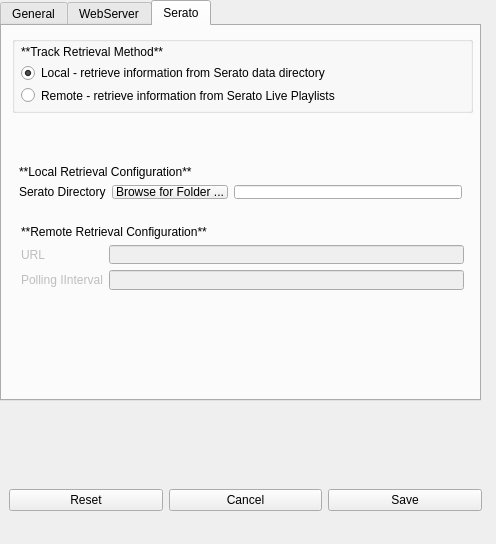
Old version of the form nowplaying/resources/settings.ui in the repository whatsnowplaying/whats-now-playing.
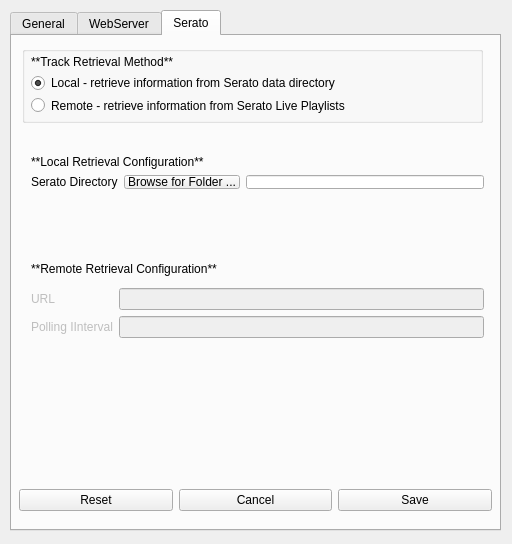
New version of the form. The open tabs and pages were chosen to show the change. Icons and pictures are not drawn.

Commit message: fixup! Revamp UI Handling

Diff of the .ui file:
```diff
--- a/nowplaying/resources/settings.ui
+++ b/nowplaying/resources/settings.ui
@@ -6,7 +6,7 @@
    <rect>
     <x>0</x>
     <y>0</y>
-    <width>496</width>
+    <width>512</width>
     <height>544</height>
    </rect>
   </property>
@@ -20,10 +20,10 @@
   <widget class="QTabWidget" name="settings_tabs">
    <property name="geometry">
     <rect>
-     <x>0</x>
-     <y>0</y>
-     <width>481</width>
-     <height>401</height>
+     <x>10</x>
+     <y>10</y>
+     <width>491</width>
+     <height>521</height>
     </rect>
    </property>
    <property name="currentIndex">
@@ -437,7 +437,7 @@
        <rect>
         <x>0</x>
         <y>0</y>
-        <width>441</width>
+        <width>471</width>
         <height>77</height>
        </rect>
       </property>
@@ -478,9 +478,9 @@
     <widget class="QWidget" name="layoutWidget">
      <property name="geometry">
       <rect>
-       <x>8</x>
-       <y>130</y>
-       <width>461</width>
+       <x>10</x>
+       <y>110</y>
+       <width>471</width>
        <height>52</height>
       </rect>
      </property>
@@ -525,9 +525,9 @@
      <property name="geometry">
       <rect>
        <x>10</x>
-       <y>190</y>
-       <width>461</width>
-       <height>83</height>
+       <y>210</y>
+       <width>471</width>
+       <height>101</height>
       </rect>
      </property>
      <layout class="QVBoxLayout" name="serato_remote_retrieval_layout">
@@ -586,7 +586,7 @@
   <widget class="QWidget" name="horizontalLayoutWidget_2">
    <property name="geometry">
     <rect>
-     <x>0</x>
+     <x>10</x>
      <y>470</y>
      <width>491</width>
      <height>61</height>
```
Left out of the diff: 11 changed lines with no effect on the pictures.
